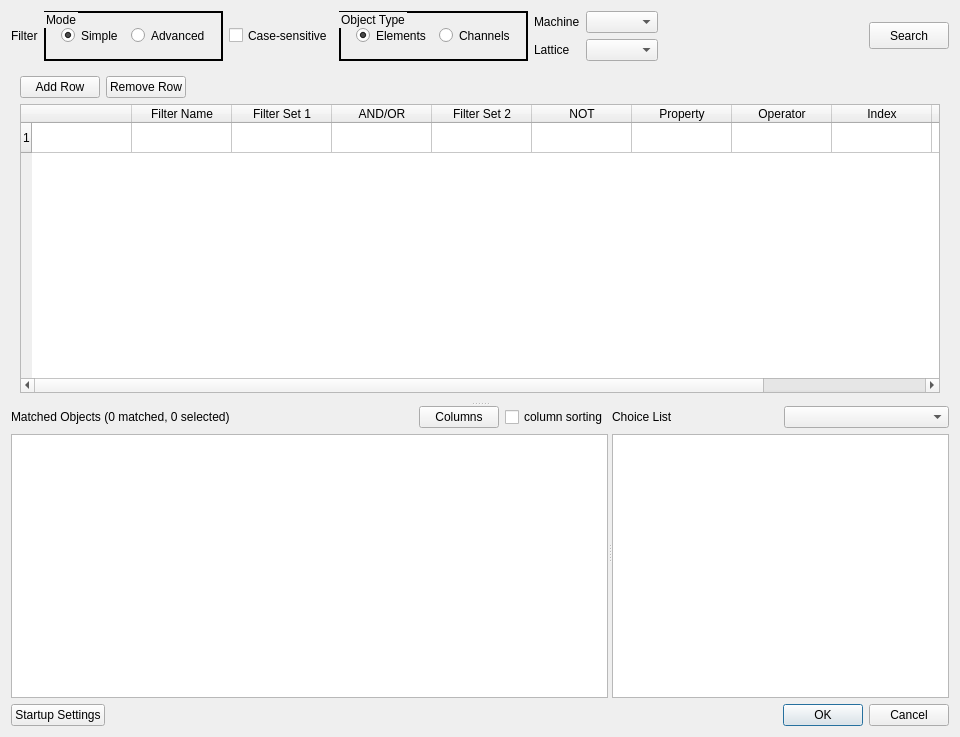
NSLS-II/aphla, file gui/Qt4Designer_files/ui_channel_explorer.ui: the form before one commit.
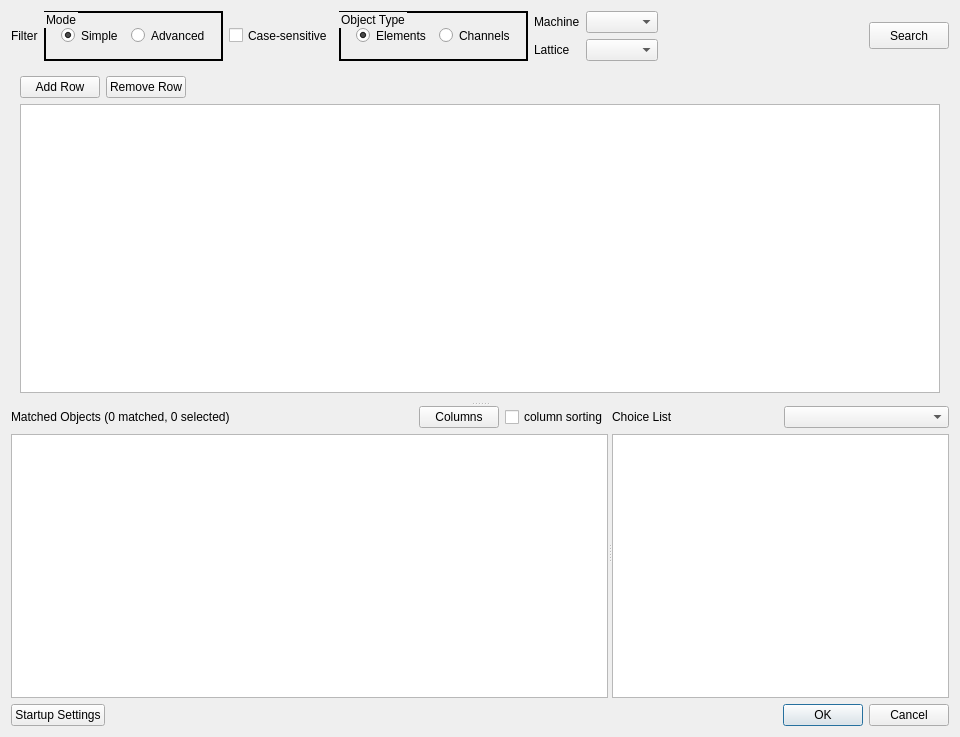
The form after the commit.

Commit message: nested QSettings groups + temporary check-in while implementing advanced filter

```diff
--- a/gui/Qt4Designer_files/ui_channel_explorer.ui
+++ b/gui/Qt4Designer_files/ui_channel_explorer.ui
@@ -270,95 +270,19 @@
             </layout>
            </item>
            <item>
-            <widget class="QTableWidget" name="tableWidget_filter">
-             <attribute name="horizontalHeaderMinimumSectionSize">
-              <number>16</number>
-             </attribute>
+            <widget class="QTableView" name="tableView_filter">
              <attribute name="horizontalHeaderStretchLastSection">
+              <bool>true</bool>
+             </attribute>
+             <attribute name="verticalHeaderCascadingSectionResizes">
               <bool>false</bool>
              </attribute>
              <attribute name="horizontalHeaderStretchLastSection">
+              <bool>true</bool>
+             </attribute>
+             <attribute name="verticalHeaderCascadingSectionResizes">
               <bool>false</bool>
              </attribute>
-             <attribute name="horizontalHeaderMinimumSectionSize">
-              <number>16</number>
-             </attribute>
-             <row>
-              <property name="text">
-               <string>1</string>
-              </property>
-             </row>
-             <column>
-              <property name="text">
-               <string extracomment="When checked, matching elements are excluded from the list"/>
-              </property>
-             </column>
-             <column>
-              <property name="text">
-               <string>Filter Name</string>
-              </property>
-             </column>
-             <column>
-              <property name="text">
-               <string>Filter Set 1</string>
-              </property>
-             </column>
-             <column>
-              <property name="text">
-               <string>AND/OR</string>
-              </property>
-             </column>
-             <column>
-              <property name="text">
-               <string>Filter Set 2</string>
-              </property>
-             </column>
-             <column>
-              <property name="text">
-               <string>NOT</string>
-              </property>
-             </column>
-             <column>
-              <property name="text">
-               <string>Property</string>
-              </property>
-             </column>
-             <column>
-              <property name="text">
-               <string extracomment="Lattice Index">Operator</string>
-              </property>
-             </column>
-             <column>
-              <property name="text">
-               <string extracomment="Effective magnetic length [m]">Index</string>
-              </property>
-             </column>
-             <column>
-              <property name="text">
-               <string extracomment="Physical length [m]">Value</string>
-              </property>
-             </column>
-             <column>
-              <property name="text">
-               <string>Expression</string>
-              </property>
-             </column>
-             <item row="0" column="0">
-              <property name="text">
-               <string/>
-              </property>
-              <property name="flags">
-               <set>ItemIsSelectable|ItemIsEditable|ItemIsDragEnabled|ItemIsEnabled</set>
-              </property>
-             </item>
-             <item row="0" column="1">
-              <property name="text">
-               <string/>
-              </property>
-              <property name="flags">
-               <set>ItemIsSelectable|ItemIsEditable|ItemIsDragEnabled|ItemIsEnabled</set>
-              </property>
-             </item>
             </widget>
            </item>
           </layout>
```
The commit also changes 3 other files.
